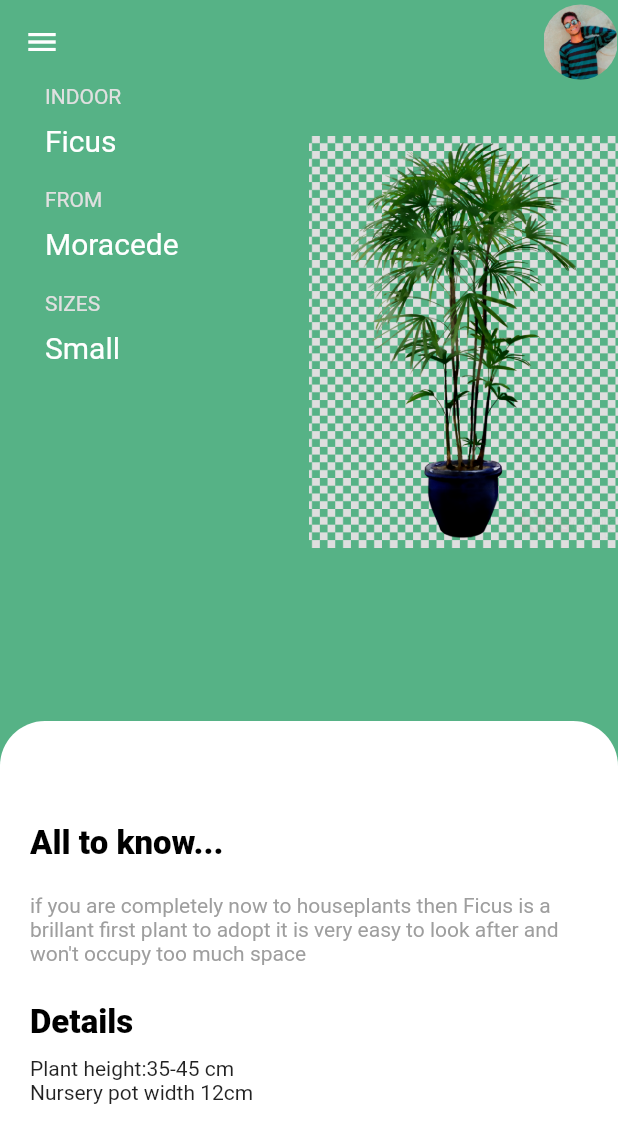
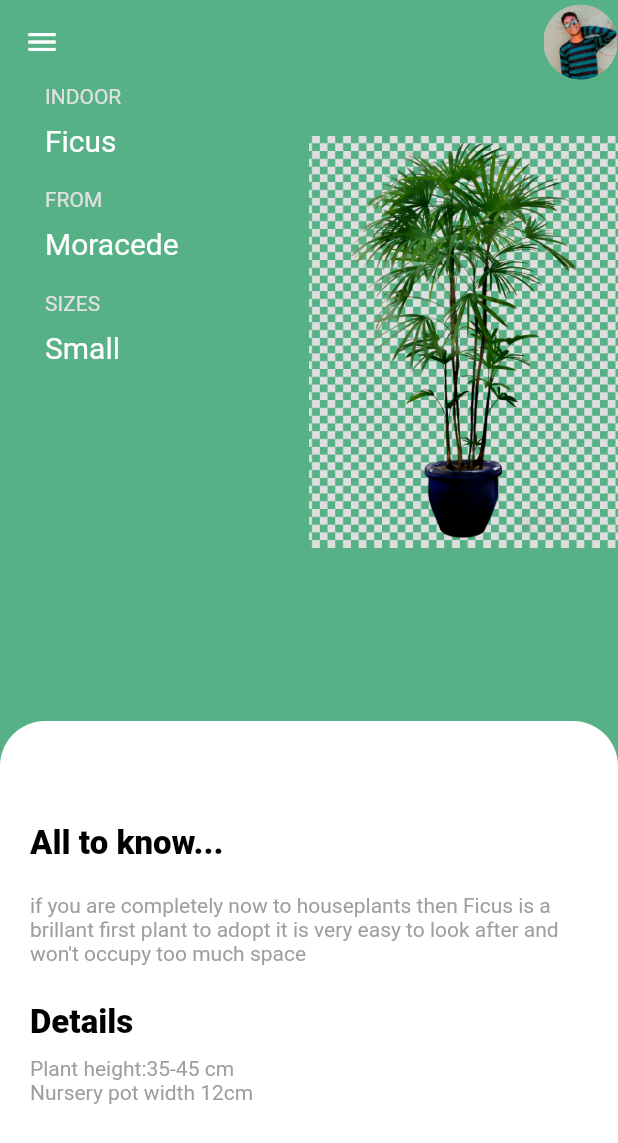
Before and after one commit to 3li-3bdullah/Ficus, a Flutter app: the screen it shows after launch, on a phone screen of 412 x 824 dp. Shown: the top 1143 px of the screen. Run offline on Flutter 3.47's test engine with Material 2 defaults, Android fonts, the phone set to English and light mode, and no system bars.

Commit message:
Added color widget

```diff
--- a/plant_app/lib/widgets/custom_text.dart
+++ b/plant_app/lib/widgets/custom_text.dart
@@ -4,14 +4,15 @@ class CustomText extends StatelessWidget {
   const CustomText({
     required this.text,
     required this.fontsize,
-    required  this.fontweight,
+    required this.fontweight,required this.color,
   });
   final String text;
   final double fontsize;
   final FontWeight fontweight;
+  final Color color;
   @override
   Widget build(BuildContext context) {
     return Text(text,
-        style: TextStyle(fontSize: fontsize, fontWeight: fontweight));
+        style: TextStyle(fontSize: fontsize, fontWeight: fontweight,color:color));
   }
 }
```
